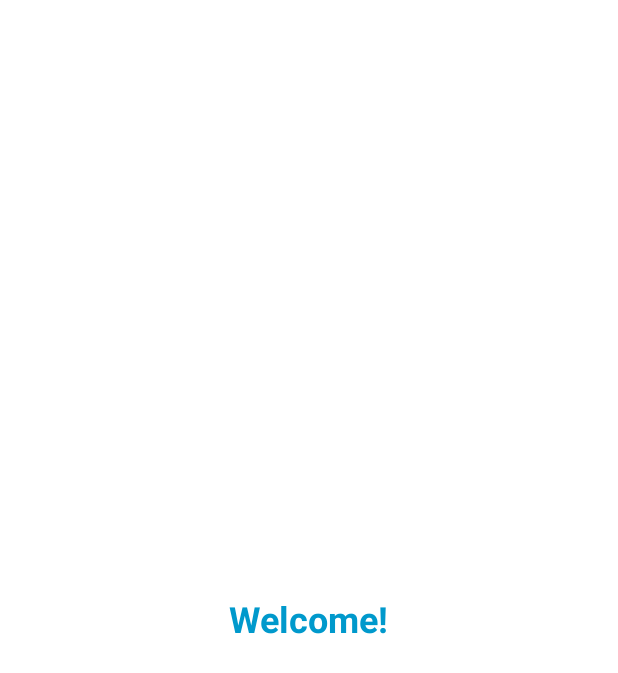
After one commit to byansanur/android-jetpack-learning, an Android app: the SplashActivity screen opened directly, with no data from a screen before it, on a phone screen of 412 x 824 dp. The commit adds this screen. Shown: the top 673 px of the screen. Run offline under Robolectric (Android 15) with nearby library versions, the phone set to English and light mode, and no system bars.

Commit message:
add : - SplashActivity.kt - url in DataDummy.kt

```diff
--- a/SubJetpack1/app/src/main/AndroidManifest.xml
+++ b/SubJetpack1/app/src/main/AndroidManifest.xml
@@ -11,14 +11,15 @@
         android:roundIcon="@mipmap/ic_launcher_round"
         android:supportsRtl="true"
         android:theme="@style/AppTheme">
-        <activity android:name=".ui.activity.DetailActivity"/>
-        <activity android:name=".ui.activity.HomeActivity">
+        <activity android:name=".ui.activity.SplashActivity">
             <intent-filter>
                 <action android:name="android.intent.action.MAIN" />
 
                 <category android:name="android.intent.category.LAUNCHER" />
             </intent-filter>
         </activity>
+        <activity android:name=".ui.activity.DetailActivity" />
+        <activity android:name=".ui.activity.HomeActivity"/>
     </application>
 
 </manifest>
--- a/SubJetpack1/app/src/main/java/com/byandev/subjetpackpro1/data/MovieEntity.kt
+++ b/SubJetpack1/app/src/main/java/com/byandev/subjetpackpro1/data/MovieEntity.kt
@@ -6,5 +6,6 @@ data class MovieEntity (
     var description: String,
     var genre: String,
     var releaseDate: String,
-    var imgPath: String
+    var imgPath: String,
+    var url: String
 )
--- a/SubJetpack1/app/src/main/java/com/byandev/subjetpackpro1/data/TvShowEntity.kt
+++ b/SubJetpack1/app/src/main/java/com/byandev/subjetpackpro1/data/TvShowEntity.kt
@@ -6,5 +6,6 @@ data class TvShowEntity (
     var description: String,
     var genre: String,
     var releaseDate: String,
-    var imgPath: String
+    var imgPath: String,
+    var url: String
 )
--- a/SubJetpack1/app/src/main/java/com/byandev/subjetpackpro1/ui/activity/DetailActivity.kt
+++ b/SubJetpack1/app/src/main/java/com/byandev/subjetpackpro1/ui/activity/DetailActivity.kt
@@ -136,7 +136,7 @@ class DetailActivity : AppCompatActivity() {
             ShareCompat.IntentBuilder.from(this)
                 .setType("text/plain")
                 .setChooserTitle("Bagikan film ini kesiapapun")
-                .setText("Hei ini ada film bagus ${movies.title}")
+                .setText("Hei ini ada film bagus ${movies.title}, lihat disini ${movies.url}")
                 .startChooser()
         }
     }
@@ -167,7 +167,7 @@ class DetailActivity : AppCompatActivity() {
             ShareCompat.IntentBuilder.from(this)
                 .setType("text/plain")
                 .setChooserTitle("Bagikan film ini kesiapapun")
-                .setText("Hei ini ada film bagus ${tv.title}")
+                .setText("Hei ini ada serial tv bagus ${tv.title}, lihat disini ${tv.url}")
                 .startChooser()
         }
     }
--- /dev/null
+++ b/SubJetpack1/app/src/main/java/com/byandev/subjetpackpro1/ui/activity/SplashActivity.kt
@@ -0,0 +1,30 @@
+package com.byandev.subjetpackpro1.ui.activity
+
+import android.content.Intent
+import android.os.Build
+import android.os.Bundle
+import android.os.Handler
+import android.view.View
+import androidx.appcompat.app.AppCompatActivity
+import com.byandev.subjetpackpro1.R
+
+class SplashActivity : AppCompatActivity() {
+    override fun onCreate(savedInstanceState: Bundle?) {
+        super.onCreate(savedInstanceState)
+        setContentView(R.layout.activity_splash)
+
+        if (Build.VERSION.SDK_INT >= Build.VERSION_CODES.M) {
+            window.decorView.systemUiVisibility =
+                View.SYSTEM_UI_FLAG_LAYOUT_FULLSCREEN or
+                View.SYSTEM_UI_FLAG_LAYOUT_STABLE or
+                View.SYSTEM_UI_FLAG_LIGHT_STATUS_BAR
+        }
+
+        val handler = Handler()
+        handler.postDelayed({
+            val intent = Intent(this, HomeActivity::class.java)
+            startActivity(intent)
+            finish()
+        }, 3000)
+    }
+}
--- /dev/null
+++ b/SubJetpack1/app/src/main/res/layout/activity_splash.xml
@@ -0,0 +1,21 @@
+<?xml version="1.0" encoding="utf-8"?>
+<androidx.constraintlayout.widget.ConstraintLayout xmlns:android="http://schemas.android.com/apk/res/android"
+    xmlns:app="http://schemas.android.com/apk/res-auto"
+    xmlns:tools="http://schemas.android.com/tools"
+    android:layout_width="match_parent"
+    android:layout_height="match_parent"
+    tools:context=".ui.activity.SplashActivity">
+
+    <TextView
+        android:id="@+id/textView"
+        android:layout_width="wrap_content"
+        android:layout_height="wrap_content"
+        android:text="@string/welcome"
+        android:textStyle="bold"
+        android:textSize="24sp"
+        android:textColor="@color/colorAccent"
+        app:layout_constraintBottom_toBottomOf="parent"
+        app:layout_constraintEnd_toEndOf="parent"
+        app:layout_constraintStart_toStartOf="parent"
+        app:layout_constraintTop_toTopOf="parent" />
+</androidx.constraintlayout.widget.ConstraintLayout>
--- a/SubJetpack1/app/src/main/res/values/strings.xml
+++ b/SubJetpack1/app/src/main/res/values/strings.xml
@@ -8,4 +8,5 @@
     <string name="tv_show">Tv Show</string>
     <string name="overview">Overview</string>
     <string name="share">Share</string>
+    <string name="welcome">Welcome!</string>
 </resources>
```
Also changed, not shown: SubJetpack1/app/src/main/java/com/byandev/subjetpackpro1/utils/DataDummy.kt (+40 -20 lines), 1 other file.
